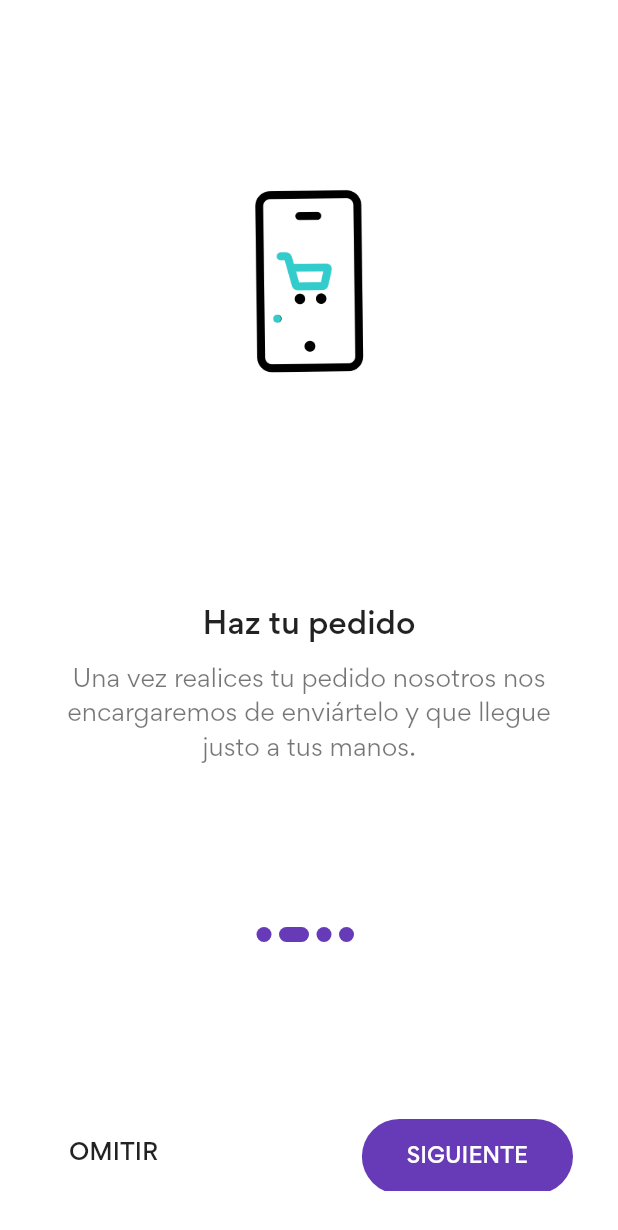
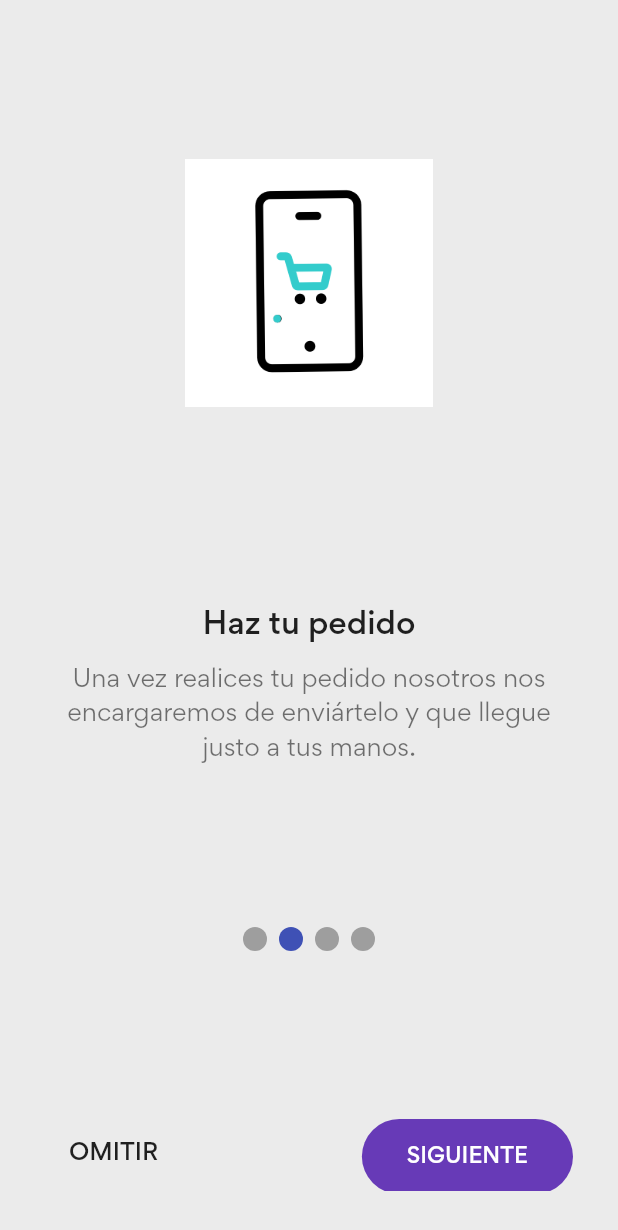
Before and after one commit to stivengm/ShopBeer_2022, a Flutter app: the screen it shows after launch, after a tap on "SIGUIENTE", on a phone screen of 412 x 824 dp. Shown: the top 1230 px of the screen. Run offline on Flutter 3.47's test engine with Material 2 defaults, Android fonts, the phone set to English and light mode, and no system bars; drawn by our look-alikes of smooth_page_indicator; our stand-ins replace another_flushbar, bloc, email_validator, equatable, firebase_auth, firebase_core and 12 more; accounts and stored records are empty; generated files the repository leaves out were written again.

Commit message:
Fix dots onBoarding.

```diff
--- a/lib/gui/views/on_boarding_view/on_boarding_view.dart
+++ b/lib/gui/views/on_boarding_view/on_boarding_view.dart
@@ -3,6 +3,8 @@ import 'package:shopbeer/core/data_base/data_base.dart';
 import 'package:shopbeer/data/models/on_boarding_data_base_model.dart';
 import 'package:shopbeer/gui/constants.dart';
 import 'package:shopbeer/data/models/on_boarding_model.dart';
+import 'package:smooth_page_indicator/smooth_page_indicator.dart';
+
 
 class OnBoardingView extends StatefulWidget {
   const OnBoardingView({ Key? key }) : super(key: key);
@@ -15,22 +17,6 @@ class _OnBoardingViewState extends State<OnBoardingView> {
   final _controller = PageController();
   int _currentPage = 0;
 
-  AnimatedContainer _buildDots(int? index) {
-    return AnimatedContainer(
-      duration: const Duration(milliseconds: 400),
-      decoration: const BoxDecoration(
-        borderRadius: BorderRadius.all(
-          Radius.circular(50)
-        ),
-        color: primaryColor
-      ),
-      margin: const EdgeInsets.only(right: 5.0),
-      height: 10.0,
-      curve: Curves.linearToEaseOut,
-      width: _currentPage == index ? 20 : 10,
-    );
-  }
-
   @override
   Widget build(BuildContext context) {
     return Scaffold(
@@ -40,7 +26,7 @@ class _OnBoardingViewState extends State<OnBoardingView> {
 
   Widget _body() {
     return Container(
-      color: whiteColor,
+      color: backgroundApp,
       child: Column(
         children: [
           Expanded(
@@ -59,7 +45,16 @@ class _OnBoardingViewState extends State<OnBoardingView> {
             child: Column(
               mainAxisAlignment: MainAxisAlignment.spaceBetween,
               children: [
-                _dotsSteps(),
+                SmoothPageIndicator(
+                  controller: _controller,
+                  count:  onBoardingInfo.length,
+                  effect:  const WormEffect(),
+                  onDotClicked: (index) => _controller.animateToPage(
+                    index,
+                    duration: const Duration(milliseconds: 500),
+                    curve: Curves.easeIn
+                  ),
+                ),
                 actionsBottom(),
               ],
             )
@@ -99,16 +94,6 @@ class _OnBoardingViewState extends State<OnBoardingView> {
     );
   }
 
-  Widget _dotsSteps() {
-    return Row(
-      mainAxisAlignment: MainAxisAlignment.center,
-      children: List.generate(
-        onBoardingInfo.length,
-        (int index) => _buildDots(index)
-      ),
-    );
-  }
-
   Widget _buttonAnimated() {
     return ElevatedButton(
       onPressed: () {
@@ -122,10 +107,9 @@ class _OnBoardingViewState extends State<OnBoardingView> {
           Navigator.of(context).pushNamedAndRemoveUntil('home', (route) => false);
         } else {
           _controller.nextPage(
-            duration: const Duration(milliseconds: 1000),
-            curve: Curves.elasticOut,
+            duration: const Duration(milliseconds: 300),
+            curve: Curves.easeIn
           );
-
         }
       },
       child: Text( _currentPage + 1 == onBoardingInfo.length ? "INICIAR" : "SIGUIENTE"),
@@ -148,8 +132,8 @@ class _OnBoardingViewState extends State<OnBoardingView> {
         children: [
           buttonSkip(),
           AnimatedPositioned(
-            duration: const Duration(milliseconds: 1000),
-            curve: Curves.elasticInOut,
+            duration: const Duration(milliseconds: 300),
+            curve: Curves.easeIn,
             right: _currentPage + 1 == onBoardingInfo.length ? media.width * .28 : 0,
             child: _buttonAnimated()
           ),
@@ -162,7 +146,11 @@ class _OnBoardingViewState extends State<OnBoardingView> {
     return Row(
       children: [
         ElevatedButton(
-          onPressed: () => _controller.jumpToPage(3),
+          onPressed: () => _controller.animateToPage(
+            onBoardingInfo.length - 1,
+            duration: const Duration(milliseconds: 500),
+            curve: Curves.easeIn
+          ),
           child: Text(_currentPage + 1 == onBoardingInfo.length ? "" : "OMITIR", style: Theme.of(context).textTheme.headline6!.copyWith(fontSize: 15.0)),
           style: TextButton.styleFrom(
             elevation: 0,
--- a/pubspec.yaml
+++ b/pubspec.yaml
@@ -56,6 +56,7 @@ dependencies:
   intl: ^0.17.0
   swipeable_button_view: ^0.0.2
   page_transition: ^2.0.5
+  smooth_page_indicator: ^1.0.0+2
 
 dev_dependencies:
   flutter_test:
```
Also changed, not shown: pubspec.lock.
